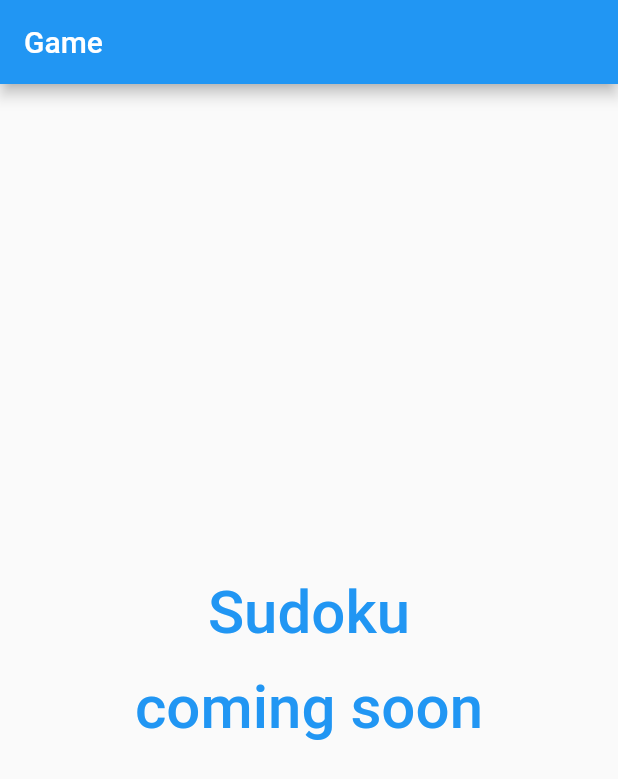
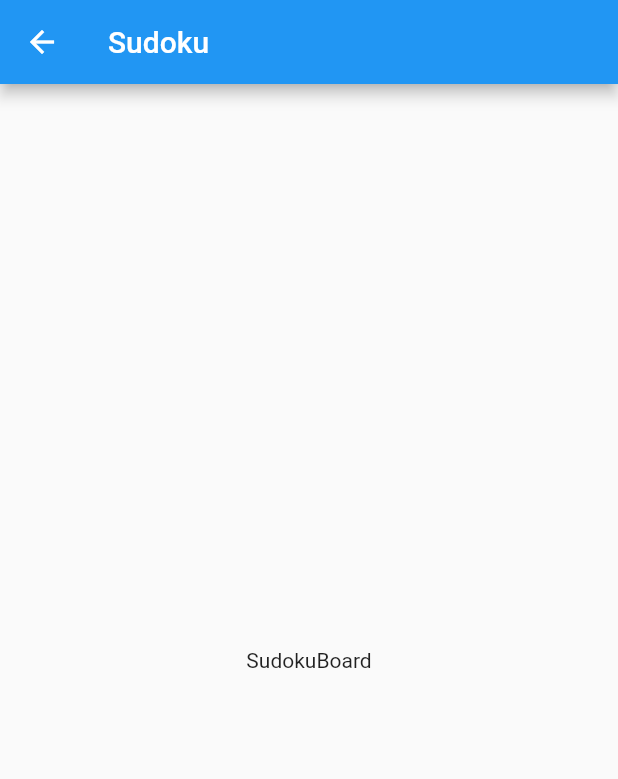
Before and after one commit to UsePerson/game, a Flutter app: the screen it shows after launch, after a tap on "Sudoku", on a phone screen of 412 x 824 dp. Shown: the top 779 px of the screen. Run offline on Flutter 3.47's test engine with Material 2 defaults, Android fonts, the light colour scheme and no system bars.

Commit message:
click sudoku, and go to sudoku page

```diff
--- a/lib/main.dart
+++ b/lib/main.dart
@@ -61,7 +61,7 @@ class _MyHomePageState extends State<MyHomePage> {
 
                 foregroundColor: MaterialStateProperty.all<Color>(Colors.blue),
               ),
-              onPressed: () { },
+              onPressed: _pushSaved,
               child: Text(
                   'Sudoku',
                   style: TextStyle(
@@ -86,4 +86,37 @@ class _MyHomePageState extends State<MyHomePage> {
       ),
     );
   }
+
+  void _pushSaved() {
+    Navigator.of(context).push(
+      MaterialPageRoute(builder: (_) => SudokuPage('Sudoku')
+
+      ),
+    );
+  }
 }
+
+class SudokuPage extends StatelessWidget {
+
+  final String title;
+  SudokuPage(this.title);
+
+  @override
+  Widget build(BuildContext context){
+
+    return Scaffold(
+      appBar: AppBar(
+
+        title: Text(title),
+      ),
+      body: GestureDetector(
+
+        onTap: () => Navigator.pop(context,'test'),
+        child: Center(
+
+          child : Text("SudokuBoard")
+        ),
+      ),
+    );
+  }
+}
```
